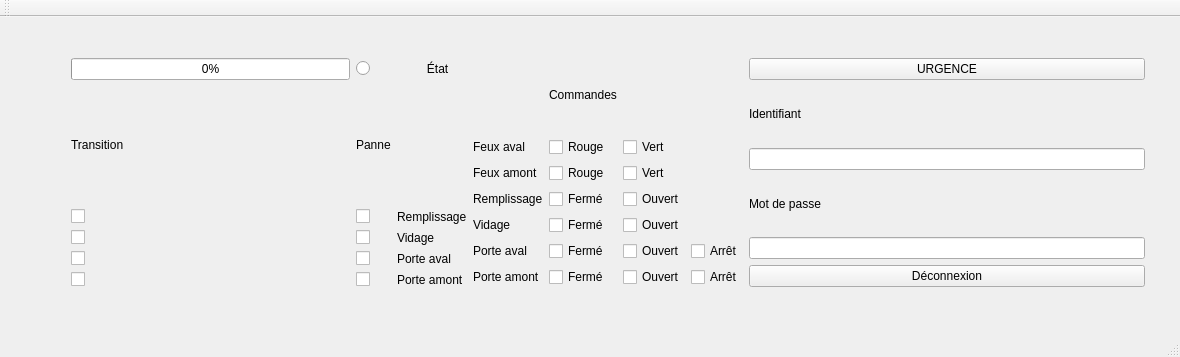
Above: fonctionne/MainWindow.ui from CryptoPooki/Projet_IHM_Ecluse before the change. Below: the same form after it.
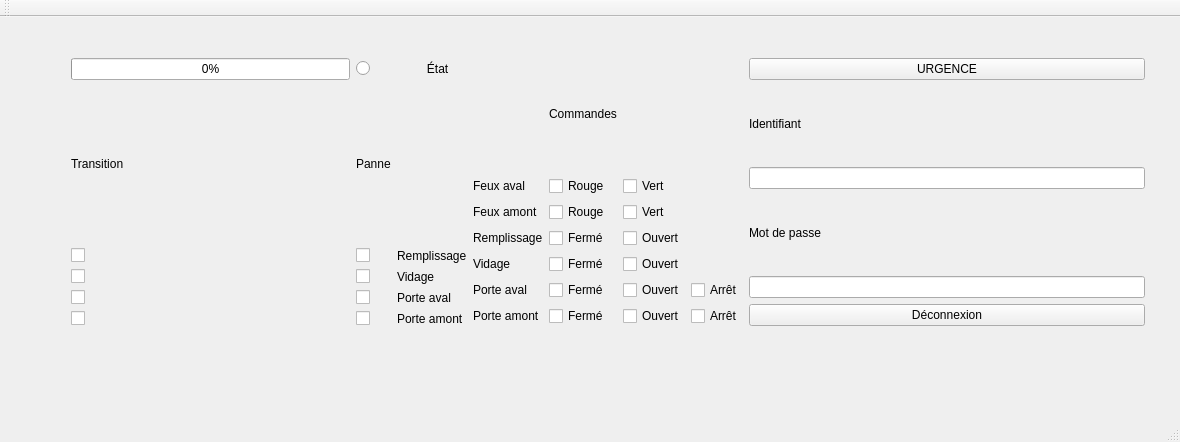
That is the form after the change.

Patch:
```diff
--- a/fonctionne/MainWindow.ui
+++ b/fonctionne/MainWindow.ui
@@ -7,7 +7,7 @@
     <x>0</x>
     <y>0</y>
     <width>1180</width>
-    <height>357</height>
+    <height>442</height>
    </rect>
   </property>
   <property name="windowTitle">
@@ -20,7 +20,7 @@
       <x>60</x>
       <y>30</y>
       <width>1096</width>
-      <height>251</height>
+      <height>290</height>
      </rect>
     </property>
     <layout class="QHBoxLayout" name="horizontalLayout">
```
Left out of the diff: 2 changed lines with no effect on the pictures.
